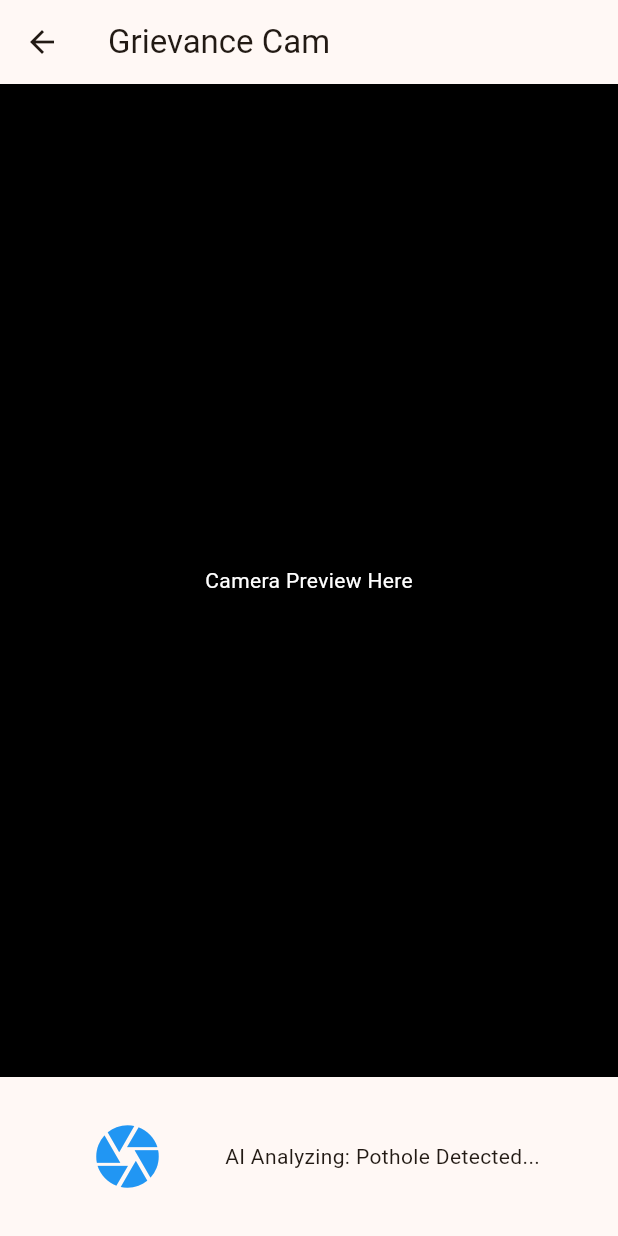
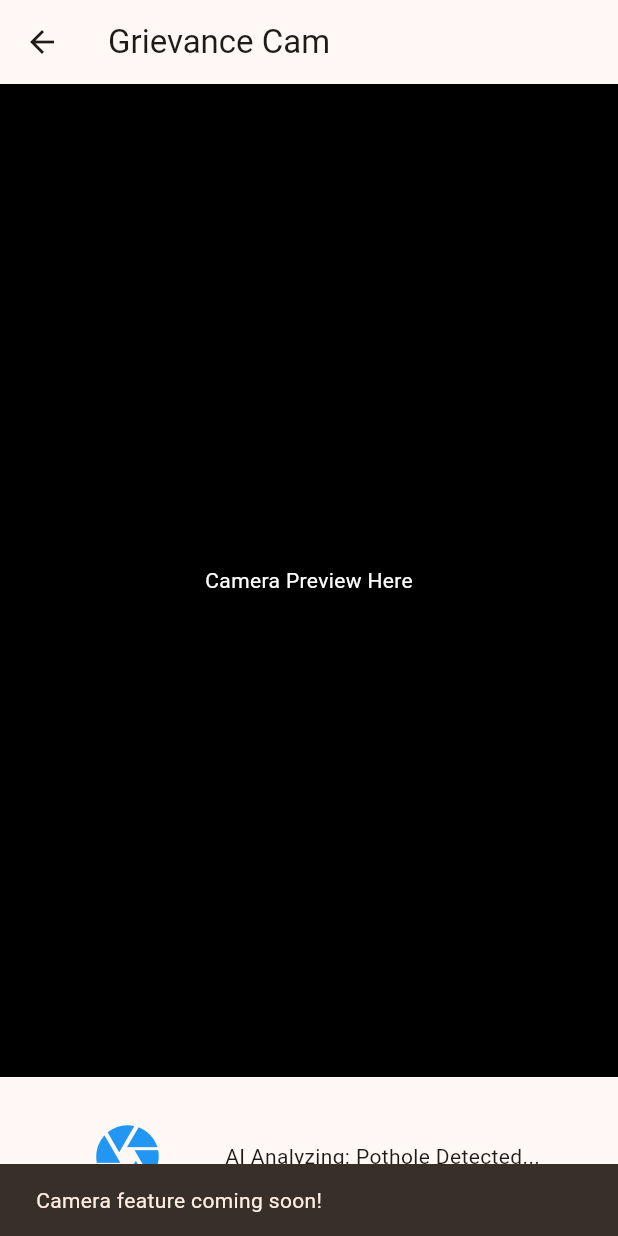
Before and after one commit to shadowcleets-new/CivicOS, a Flutter app: the GrievanceScreen screen opened directly, after a tap on the "camera" icon, on a phone screen of 412 x 824 dp. Run offline on Flutter 3.47's test engine with Material 3 defaults, Android fonts, the phone set to English and light mode, and no system bars.

Commit message:
🎨 Palette: Add explicit feedback for stubbed camera button

```diff
--- a/frontend/lib/screens/grievance_screen.dart
+++ b/frontend/lib/screens/grievance_screen.dart
@@ -14,7 +14,10 @@ class GrievanceScreen extends StatelessWidget {
             child: Container(
               color: Colors.black,
               child: const Center(
-                child: Text("Camera Preview Here", style: TextStyle(color: Colors.white)),
+                child: Text(
+                  "Camera Preview Here",
+                  style: TextStyle(color: Colors.white),
+                ),
               ),
             ),
           ),
@@ -24,9 +27,15 @@ class GrievanceScreen extends StatelessWidget {
               mainAxisAlignment: MainAxisAlignment.spaceEvenly,
               children: [
                 IconButton(
-                  onPressed: () {},
+                  onPressed: () {
+                    ScaffoldMessenger.of(context).showSnackBar(
+                      const SnackBar(
+                        content: Text('Camera feature coming soon!'),
+                      ),
+                    );
+                  },
                   tooltip: 'Capture grievance photo',
-                  icon: const Icon(Icons.camera, size: 50, color: Colors.blue)
+                  icon: const Icon(Icons.camera, size: 50, color: Colors.blue),
                 ),
                 const Text("AI Analyzing: Pothole Detected..."),
               ],
```
Also changed, not shown: frontend/pubspec.lock (added), 2 other files.
